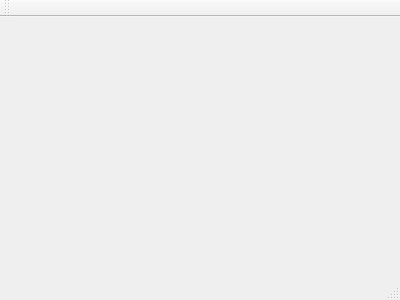
First picture: the form in mainwindow.ui, repository petrarce/NeuroNet, before the edit.
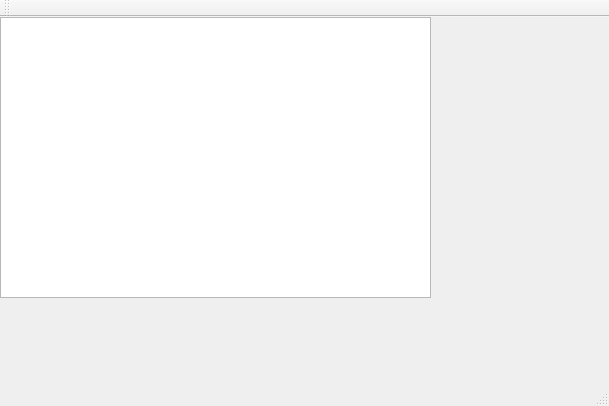
Second picture: the form after the edit.

Commit message: adds layer class

```diff
--- a/mainwindow.ui
+++ b/mainwindow.ui
@@ -1,24 +1,50 @@
 <ui version="4.0">
  <class>MainWindow</class>
- <widget class="QMainWindow" name="MainWindow" >
-  <property name="geometry" >
+ <widget class="QMainWindow" name="MainWindow">
+  <property name="geometry">
    <rect>
     <x>0</x>
     <y>0</y>
-    <width>400</width>
-    <height>300</height>
+    <width>609</width>
+    <height>406</height>
    </rect>
   </property>
   <property name="windowTitle" >
    <string>MainWindow</string>
   </property>
-  <widget class="QMenuBar" name="menuBar" />
-  <widget class="QToolBar" name="mainToolBar" />
-  <widget class="QWidget" name="centralWidget" />
-  <widget class="QStatusBar" name="statusBar" />
+  <widget class="QWidget" name="centralWidget">
+   <widget class="QTextBrowser" name="textBrowser">
+    <property name="geometry">
+     <rect>
+      <x>0</x>
+      <y>0</y>
+      <width>431</width>
+      <height>281</height>
+     </rect>
+    </property>
+   </widget>
+  </widget>
+  <widget class="QMenuBar" name="menuBar">
+   <property name="geometry">
+    <rect>
+     <x>0</x>
+     <y>0</y>
+     <width>609</width>
+     <height>27</height>
+    </rect>
+   </property>
+  </widget>
+  <widget class="QToolBar" name="mainToolBar">
+   <attribute name="toolBarArea">
+    <enum>TopToolBarArea</enum>
+   </attribute>
+   <attribute name="toolBarBreak">
+    <bool>false</bool>
+   </attribute>
+  </widget>
+  <widget class="QStatusBar" name="statusBar"/>
  </widget>
- <layoutDefault spacing="6" margin="11" />
- <pixmapfunction></pixmapfunction>
+ <layoutdefault spacing="6" margin="11"/>
  <resources/>
  <connections/>
 </ui>
```
Left out of the diff: 3 changed lines with no effect on the pictures. The commit also changes 7 other files.
